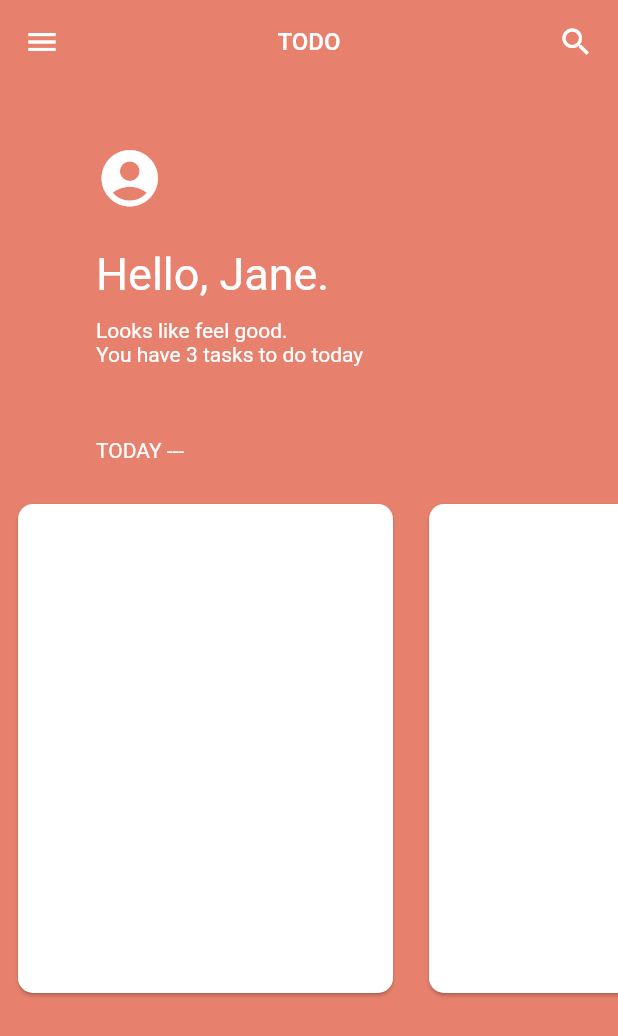
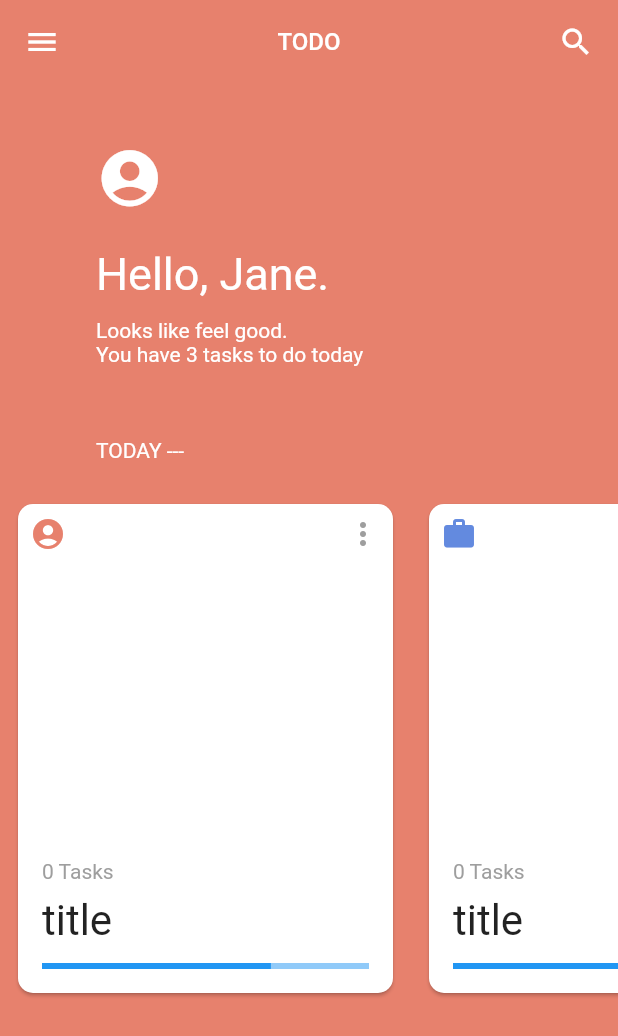
Before and after one commit to agileup/flutter-todo, a Flutter app: the screen it shows after launch, on a phone screen of 412 x 824 dp. Shown: the top 1036 px of the screen. Run offline on Flutter 3.47's test engine with Material 2 defaults, Android fonts, the phone set to English and light mode, and no system bars.

Commit message:
feat(): apply contents layout inside card

```diff
--- a/lib/main.dart
+++ b/lib/main.dart
@@ -29,6 +29,11 @@ class _MyHomePageState extends State<MyHomePage> {
   var cardIndex = 0;
 
   var currentColor = Color.fromRGBO(231, 129, 109, 1.0);
+  var cardsList = [
+    Icons.account_circle,
+    Icons.work,
+    Icons.home,
+  ];
 
   @override
   Widget build(BuildContext context) {
@@ -116,11 +121,52 @@ class _MyHomePageState extends State<MyHomePage> {
                                   children: <Widget>[
                                     Padding(
                                       padding: EdgeInsets.all(8.0),
-                                      child: Row(),
+                                      child: Row(
+                                        mainAxisAlignment:
+                                            MainAxisAlignment.spaceBetween,
+                                        children: <Widget>[
+                                          Icon(
+                                            cardsList[position],
+                                            color: appColors[position],
+                                          ),
+                                          Icon(
+                                            Icons.more_vert,
+                                            color: Colors.grey,
+                                          ),
+                                        ],
+                                      ),
                                     ),
                                     Padding(
                                       padding: EdgeInsets.all(8.0),
-                                      child: Row(),
+                                      child: Column(
+                                        crossAxisAlignment:
+                                            CrossAxisAlignment.start,
+                                        children: <Widget>[
+                                          Padding(
+                                            padding: EdgeInsets.symmetric(
+                                                horizontal: 8.0, vertical: 4.0),
+                                            child: Text(
+                                              '0 Tasks',
+                                              style:
+                                                  TextStyle(color: Colors.grey),
+                                            ),
+                                          ),
+                                          Padding(
+                                            padding: EdgeInsets.symmetric(
+                                                horizontal: 8.0, vertical: 4.0),
+                                            child: Text(
+                                              'title',
+                                              style: TextStyle(fontSize: 28.0),
+                                            ),
+                                          ),
+                                          Padding(
+                                            padding: EdgeInsets.all(8.0),
+                                            child: LinearProgressIndicator(
+                                              value: 0.7,
+                                            ),
+                                          )
+                                        ],
+                                      ),
                                     ),
                                   ],
                                 ),
```
